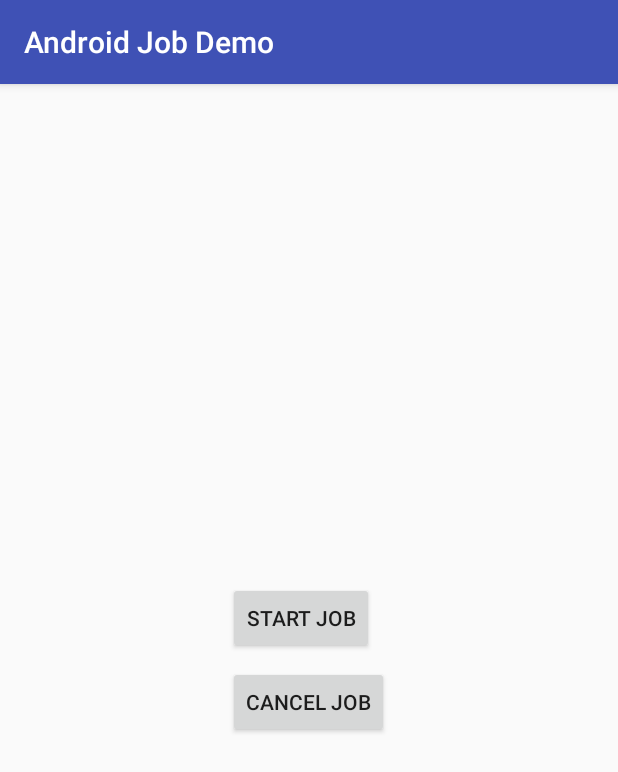
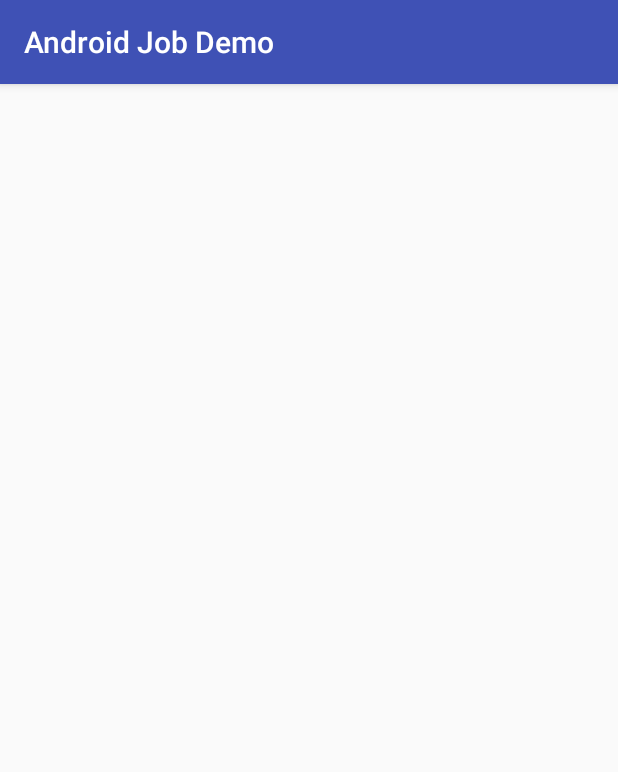
Before and after one commit to rkpattanaik/AndroidJobDemo, an Android app: the screen it shows after launch (MainActivity), on a phone screen of 412 x 824 dp. Shown: the top 772 px of the screen. Run offline under Robolectric (Android 15) with nearby library versions, the phone set to English and light mode, and no system bars; libraries missing offline, so code that uses them is left out: com.evernote.android; 3 statements that could not run were skipped.

Commit message:
Removed buttons from layout

```diff
--- a/app/src/main/res/layout/activity_main.xml
+++ b/app/src/main/res/layout/activity_main.xml
@@ -6,18 +6,4 @@
     android:layout_height="match_parent"
     android:gravity="center"
     tools:context="com.rkpattanaik.androidjobdemo.MainActivity">
-
-    <Button
-        android:id="@+id/btnStartJob"
-        android:layout_width="wrap_content"
-        android:layout_height="wrap_content"
-        android:text="@string/start_job"/>
-
-    <Button
-        android:id="@+id/btnCancelJob"
-        android:layout_below="@id/btnStartJob"
-        android:layout_marginTop="8dp"
-        android:layout_width="wrap_content"
-        android:layout_height="wrap_content"
-        android:text="@string/cancel_job"/>
 </RelativeLayout>
```
